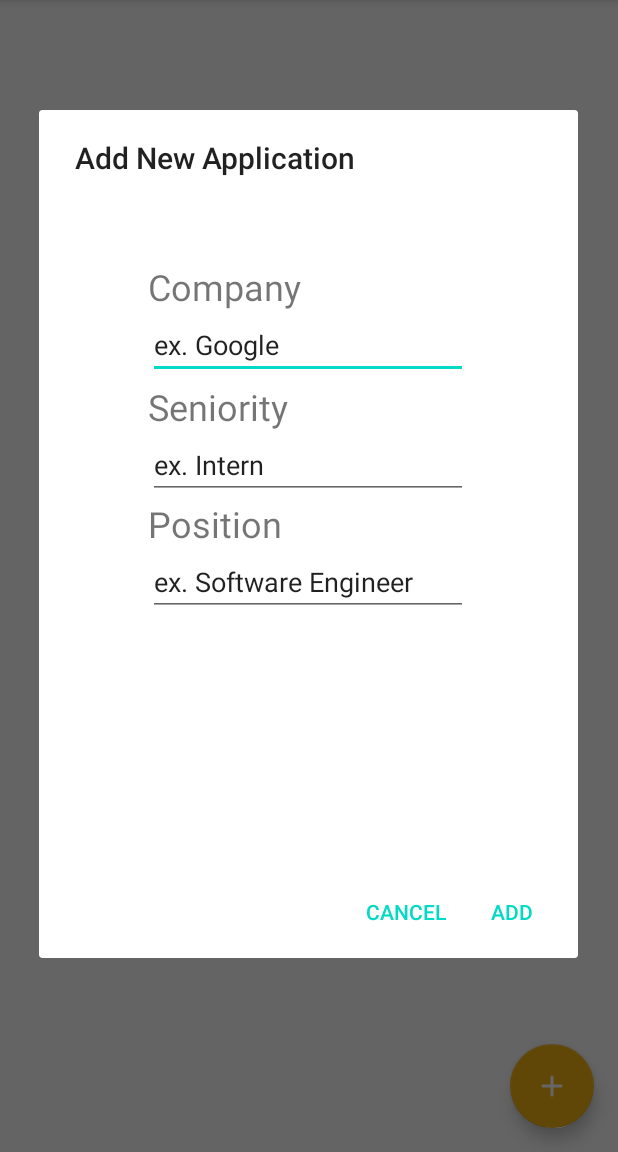
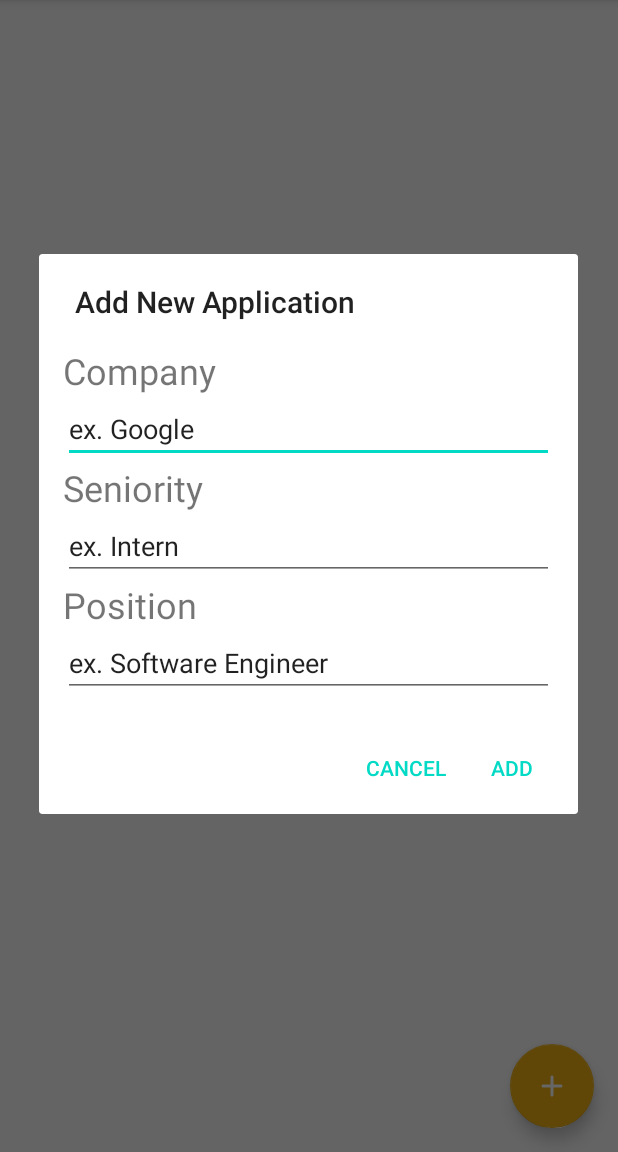
Before and after one commit to hyunjoon99/Applied, an Android app: the screen it shows after launch (MainActivity), after a tap on an icon or button, on a phone screen of 412 x 824 dp, the part 84-1236 px from its top. Run offline under Robolectric (Android 15) with nearby library versions, the phone set to English and light mode, and no system bars.

Commit message:
added scrolling to add/edit application dialog

```diff
--- a/app/src/main/java/com/example/applied/MainActivity.kt
+++ b/app/src/main/java/com/example/applied/MainActivity.kt
@@ -107,7 +107,7 @@ class MainActivity : AppCompatActivity() {
             // open dialog
             val dialog: AlertDialog = AlertDialog.Builder(this)
                 .setTitle("View Application")
-                .setPositiveButton("Save", DialogInterface.OnClickListener { dialog, which ->
+                .setPositiveButton("Update", DialogInterface.OnClickListener { dialog, which ->
                     val db : SQLiteDatabase = mHelper.writableDatabase
                     val company : String = companyEditText.text.toString()
                     val position : String = positionEditText.text.toString()
@@ -116,6 +116,7 @@ class MainActivity : AppCompatActivity() {
                     cv.put(AppContract.AppEntry.COL_APPLICATION_COMPANY, company)
                     cv.put(AppContract.AppEntry.COL_APPLICATION_POSITION, position)
                     cv.put(AppContract.AppEntry.COL_APPLICATION_SENIORITY, seniority)
+                    // update database
                     db.update(AppContract.AppEntry.TABLE, cv, AppContract.AppEntry.COL_ID + "=" + selectedApp?.getID().toString(), null)
                     db.close()
                     updateUI()
--- a/app/src/main/res/layout/dialog_application_add.xml
+++ b/app/src/main/res/layout/dialog_application_add.xml
@@ -4,52 +4,21 @@
     xmlns:app="http://schemas.android.com/apk/res-auto"
     xmlns:tools="http://schemas.android.com/tools"
     android:layout_width="match_parent"
+    android:layout_height="match_parent"
+    android:paddingLeft="16dp"
+    android:paddingRight="16dp"
+    android:paddingTop="16dp"
+    android:paddingBottom="16dp">
+
+    <ScrollView
+        android:layout_width="match_parent"
         android:layout_height="match_parent">
+        <LinearLayout
+            android:layout_width="match_parent"
+            android:layout_height="wrap_content"
+            android:orientation="vertical">
 
-    <EditText
-        android:id="@+id/editTextCompany"
-        android:layout_width="wrap_content"
-        android:layout_height="wrap_content"
-        android:ems="10"
-        android:inputType="textPersonName"
-        android:text="@string/ex_google"
-        app:layout_constraintBottom_toBottomOf="parent"
-        app:layout_constraintEnd_toEndOf="parent"
-        app:layout_constraintHorizontal_bias="0.497"
-        app:layout_constraintStart_toStartOf="parent"
-        app:layout_constraintTop_toTopOf="parent"
-        app:layout_constraintVertical_bias="0.215"
-        android:autofillHints="" />
-
-    <EditText
-        android:id="@+id/editTextSeniority"
-        android:layout_width="wrap_content"
-        android:layout_height="wrap_content"
-        android:ems="10"
-        android:inputType="textPersonName"
-        android:text="@string/ex_intern"
-        app:layout_constraintBottom_toBottomOf="parent"
-        app:layout_constraintEnd_toEndOf="parent"
-        app:layout_constraintHorizontal_bias="0.497"
-        app:layout_constraintStart_toStartOf="parent"
-        app:layout_constraintTop_toBottomOf="@+id/editTextCompany"
-        app:layout_constraintVertical_bias="0.123"
-        android:autofillHints="" />
-
-    <EditText
-        android:id="@+id/editTextPosition"
-        android:layout_width="wrap_content"
-        android:layout_height="wrap_content"
-        android:ems="10"
-        android:inputType="textPersonName"
-        android:text="@string/ex_software_engineer"
-        app:layout_constraintBottom_toBottomOf="parent"
-        app:layout_constraintEnd_toEndOf="parent"
-        app:layout_constraintHorizontal_bias="0.497"
-        app:layout_constraintStart_toStartOf="parent"
-        app:layout_constraintTop_toBottomOf="@+id/editTextSeniority"
-        app:layout_constraintVertical_bias="0.164"
-        android:autofillHints="" />
+            <!-- things to scroll -->
 
             <TextView
                 android:id="@+id/textViewCompany"
@@ -65,6 +34,21 @@
                 app:layout_constraintTop_toTopOf="parent"
                 app:layout_constraintVertical_bias="1.0" />
 
+            <EditText
+                android:id="@+id/editTextCompany"
+                android:layout_width="match_parent"
+                android:layout_height="wrap_content"
+                android:autofillHints=""
+                android:ems="10"
+                android:inputType="textPersonName"
+                android:text="@string/ex_google"
+                app:layout_constraintBottom_toBottomOf="parent"
+                app:layout_constraintEnd_toEndOf="parent"
+                app:layout_constraintHorizontal_bias="0.497"
+                app:layout_constraintStart_toStartOf="parent"
+                app:layout_constraintTop_toTopOf="parent"
+                app:layout_constraintVertical_bias="0.215" />
+
             <TextView
                 android:id="@+id/textViewSeniority"
                 android:layout_width="wrap_content"
@@ -78,6 +62,21 @@
                 app:layout_constraintTop_toBottomOf="@+id/editTextCompany"
                 app:layout_constraintVertical_bias="1.0" />
 
+            <EditText
+                android:id="@+id/editTextSeniority"
+                android:layout_width="match_parent"
+                android:layout_height="wrap_content"
+                android:autofillHints=""
+                android:ems="10"
+                android:inputType="textPersonName"
+                android:text="@string/ex_intern"
+                app:layout_constraintBottom_toBottomOf="parent"
+                app:layout_constraintEnd_toEndOf="parent"
+                app:layout_constraintHorizontal_bias="0.497"
+                app:layout_constraintStart_toStartOf="parent"
+                app:layout_constraintTop_toBottomOf="@+id/editTextCompany"
+                app:layout_constraintVertical_bias="0.123" />
+
             <TextView
                 android:id="@+id/textViewPosition"
                 android:layout_width="wrap_content"
@@ -90,4 +89,24 @@
                 app:layout_constraintStart_toStartOf="@+id/editTextPosition"
                 app:layout_constraintTop_toBottomOf="@+id/editTextSeniority"
                 app:layout_constraintVertical_bias="1.0" />
+
+            <EditText
+                android:id="@+id/editTextPosition"
+                android:layout_width="match_parent"
+                android:layout_height="wrap_content"
+                android:autofillHints=""
+                android:ems="10"
+                android:inputType="textPersonName"
+                android:text="@string/ex_software_engineer"
+                app:layout_constraintBottom_toBottomOf="parent"
+                app:layout_constraintEnd_toEndOf="parent"
+                app:layout_constraintHorizontal_bias="0.497"
+                app:layout_constraintStart_toStartOf="parent"
+                app:layout_constraintTop_toBottomOf="@+id/editTextSeniority"
+                app:layout_constraintVertical_bias="0.164" />
+
+        </LinearLayout>
+    </ScrollView>
+
+
 </androidx.constraintlayout.widget.ConstraintLayout>
```
Also changed, not shown: app/src/main/res/layout/item_application.xml (+20 -10 lines). Lines whose indentation alone changed are shown as unchanged.
